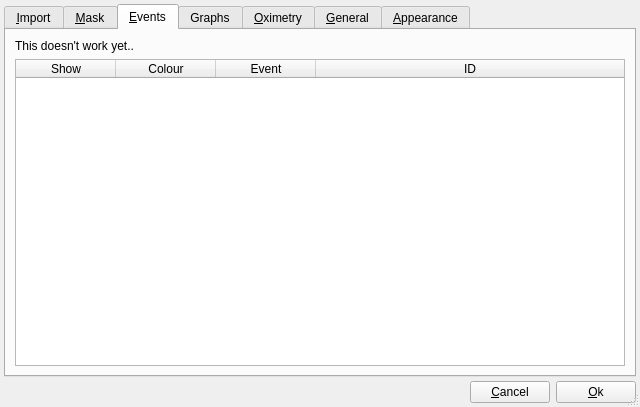
sbonaime/sleepyhead-code., file preferencesdialog.ui: the form before one commit.
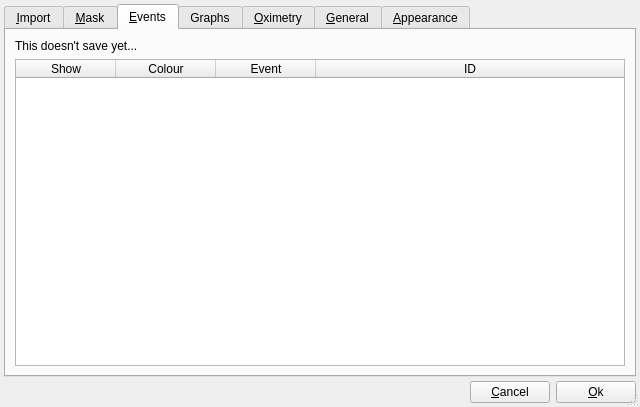
The form after the commit. The open tabs and pages were chosen to show the change.

Diff of the .ui file:
```diff
--- a/preferencesdialog.ui
+++ b/preferencesdialog.ui
@@ -600,7 +600,7 @@
        <item>
         <widget class="QLabel" name="label_6">
          <property name="text">
-          <string>This doesn't work yet..</string>
+          <string>This doesn't save yet...</string>
          </property>
         </widget>
        </item>
```
Left out of the diff: 2 changed lines with no effect on the pictures.
